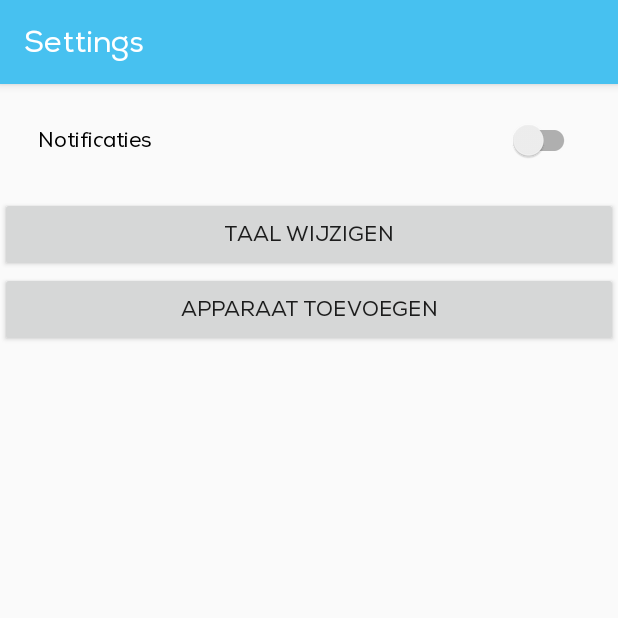
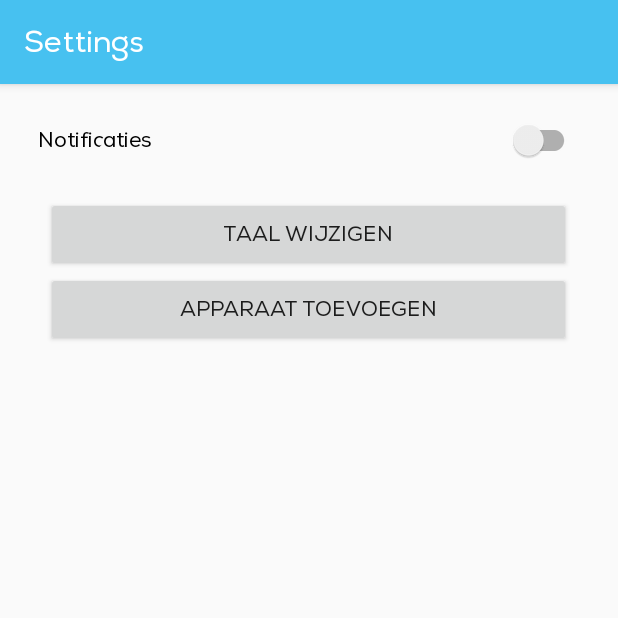
Before and after one commit to StijnVerhagen/Drip_App, an Android app: the SettingsActivity screen opened directly, with no data from a screen before it, on a phone screen of 412 x 824 dp, the top half of it. Run offline under Robolectric (Android 15) with nearby library versions, the phone set to English and light mode, and no system bars.

Commit message:
stijn v4

```diff
--- a/app/src/main/res/layout/activity_settings.xml
+++ b/app/src/main/res/layout/activity_settings.xml
@@ -4,6 +4,7 @@
     xmlns:tools="http://schemas.android.com/tools"
     android:layout_width="match_parent"
     android:layout_height="match_parent"
+    android:gravity="center_horizontal"
     tools:context=".SettingsActivity"
     android:orientation="vertical">
 
@@ -32,14 +33,14 @@
         android:theme="@style/Theme.AppCompat.Light.NoActionBar"/>
 
     <Button
-        android:layout_width="match_parent"
-        android:text="Taal Wijzigen"
         android:id="@+id/taalwijzigen"
-        android:layout_height="50dp"/>
+        android:layout_width="350dp"
+        android:layout_height="50dp"
+        android:text="Taal Wijzigen" />
 
     <Button
-        android:layout_width="match_parent"
         android:text="Apparaat Toevoegen"
+        android:layout_width="350dp"
         android:id="@+id/apparaattoevoegen"
         android:layout_height="50dp"/>
 
```
Also changed, not shown: app/src/main/res/layout/activity_account_beheren.xml (+7 -6 lines).
